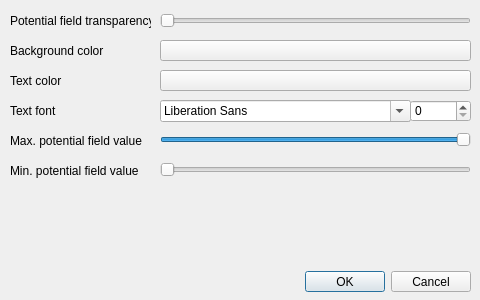
Above: RandomFieldGenerator/UI/volumeglrenderformatdialog.ui from NazariyJaworskiGitHub/physicalenvironmentdesign before the change. Below: the same form after it.
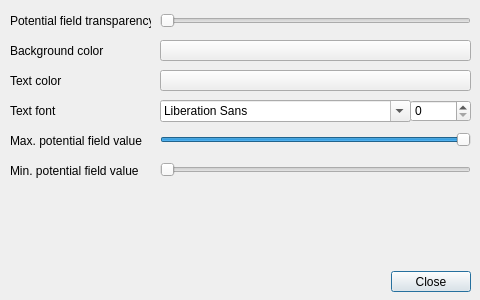
That is the form after the change.

Patch:
```diff
--- a/RandomFieldGenerator/UI/volumeglrenderformatdialog.ui
+++ b/RandomFieldGenerator/UI/volumeglrenderformatdialog.ui
@@ -29,7 +29,7 @@
     <enum>Qt::Horizontal</enum>
    </property>
    <property name="standardButtons">
-    <set>QDialogButtonBox::Cancel|QDialogButtonBox::Ok</set>
+    <set>QDialogButtonBox::Close</set>
    </property>
   </widget>
   <widget class="QLabel" name="PotentialFieldTransparencyLabel">
```
Left out of the diff: 5 changed lines with no effect on the pictures.
